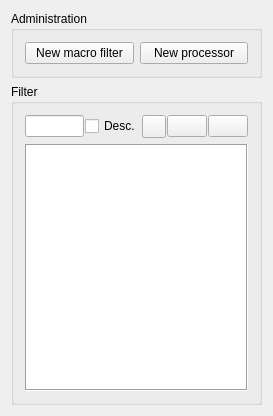
This is modules/olvis3/projects/OlvisGuiPlugin/src/FilterSearch/FilterSearchWidget.ui in OFFIS-Automation/Framework as Qt 5 draws it before an edit. The edited form follows.
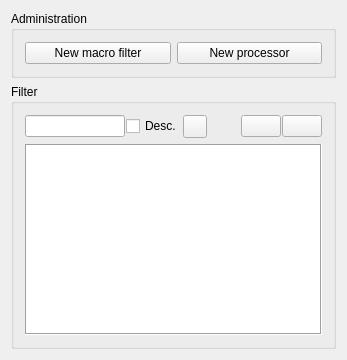
This is the edited form. Icons and pictures are not drawn. Custom widgets are drawn as their Qt base class.

```diff
--- a/modules/olvis3/projects/OlvisGuiPlugin/src/FilterSearch/FilterSearchWidget.ui
+++ b/modules/olvis3/projects/OlvisGuiPlugin/src/FilterSearch/FilterSearchWidget.ui
@@ -6,8 +6,8 @@
    <rect>
     <x>0</x>
     <y>0</y>
-    <width>273</width>
-    <height>416</height>
+    <width>347</width>
+    <height>360</height>
    </rect>
   </property>
   <property name="toolTip">
```
